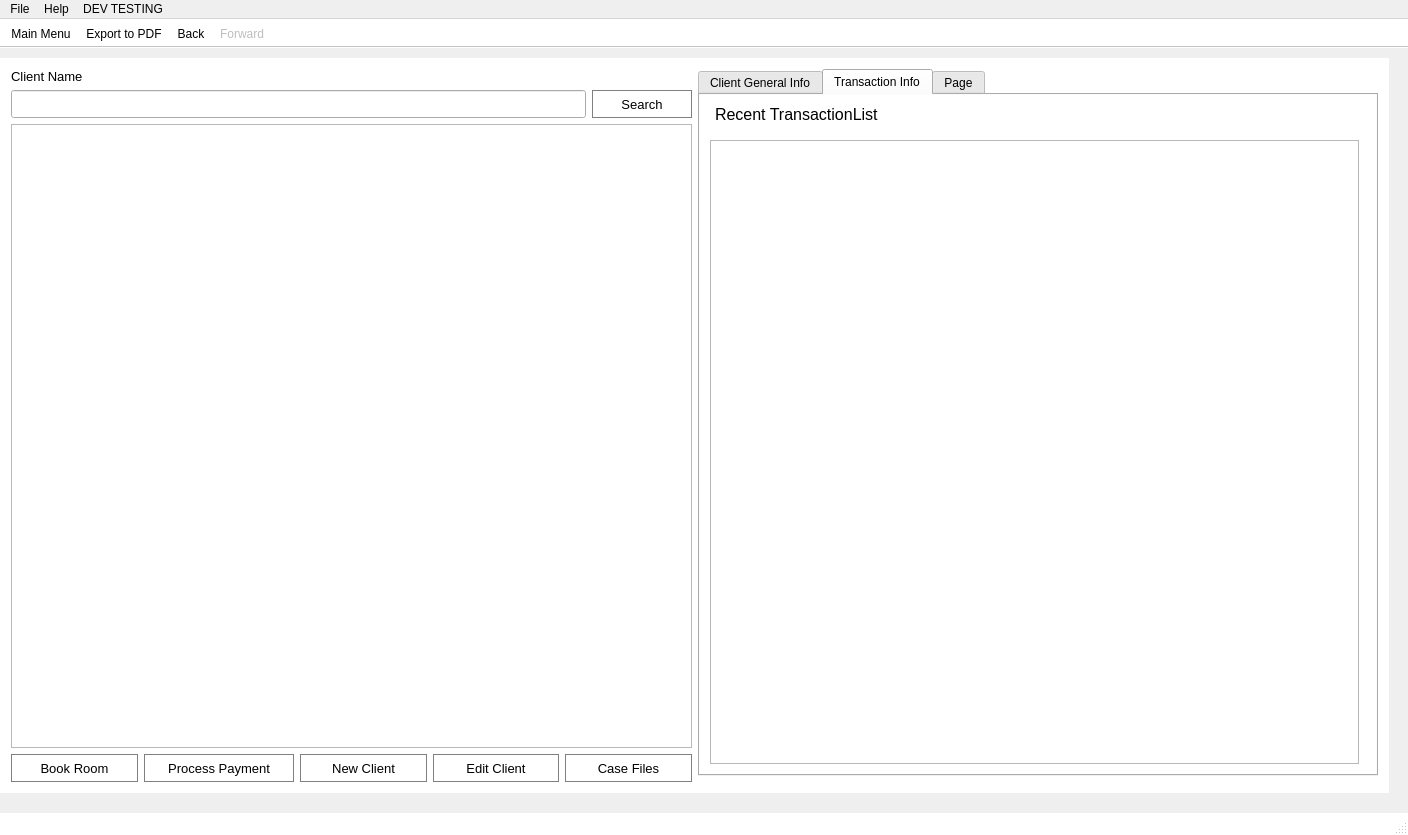
Qt form ArcApp/mainwindow.ui (Arc-Project/Arc) before a commit.
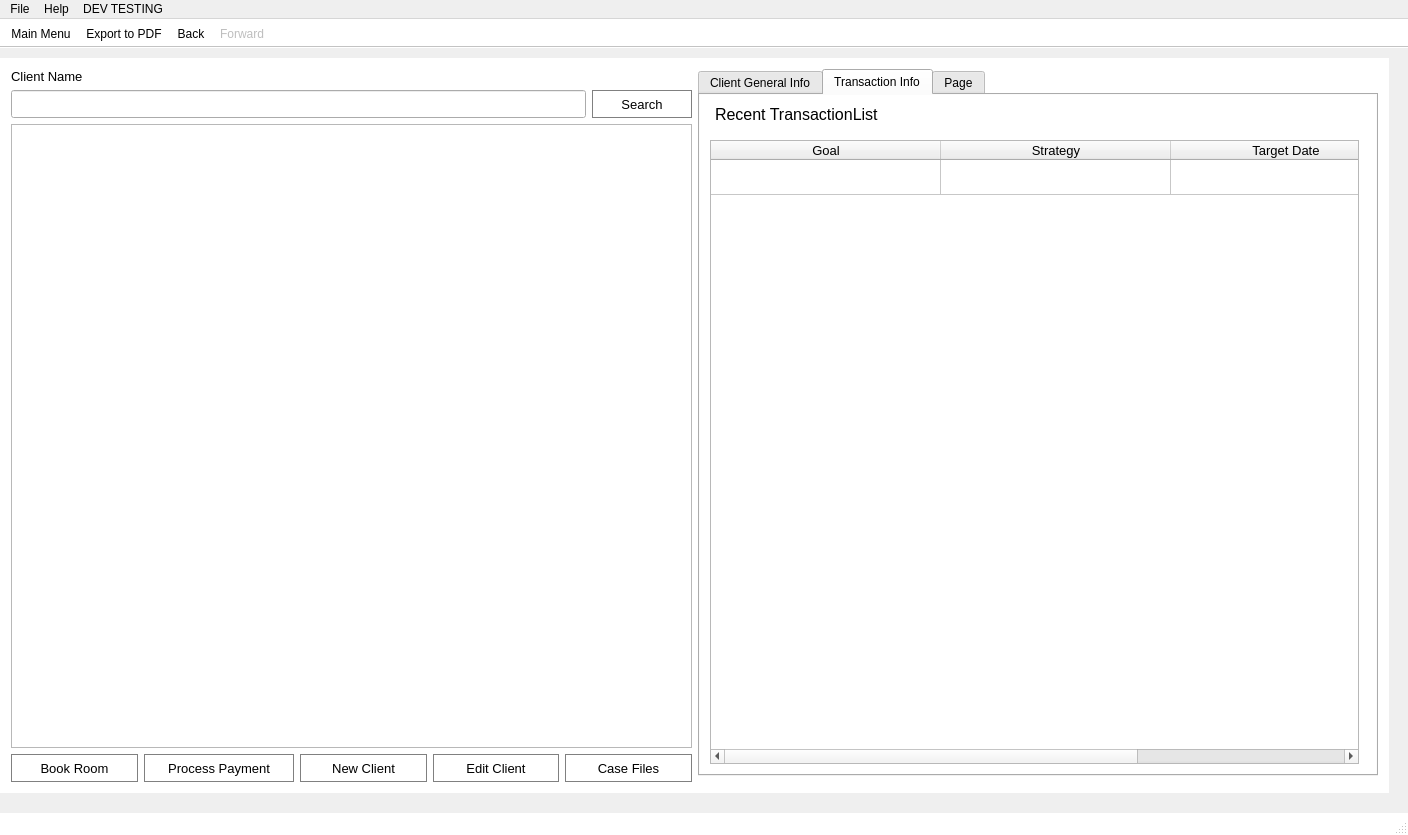
The same form after that commit. The open tabs and pages were chosen to show the change. Icons and pictures are not drawn.

Commit message: fix transaction form

Patch:
```diff
--- a/ArcApp/mainwindow.ui
+++ b/ArcApp/mainwindow.ui
@@ -10,6 +10,12 @@
     <height>835</height>
    </rect>
   </property>
+  <property name="sizePolicy">
+   <sizepolicy hsizetype="Expanding" vsizetype="Expanding">
+    <horstretch>0</horstretch>
+    <verstretch>0</verstretch>
+   </sizepolicy>
+  </property>
   <property name="windowTitle">
    <string>ARC Management</string>
   </property>
@@ -1658,6 +1664,95 @@
           <layout class="QVBoxLayout" name="verticalLayout_6">
            <item>
             <layout class="QGridLayout" name="gridLayout_49">
+             <item row="2" column="0">
+              <widget class="QTableWidget" name="tableWidget_transaction">
+               <property name="minimumSize">
+                <size>
+                 <width>0</width>
+                 <height>73</height>
+                </size>
+               </property>
+               <property name="font">
+                <font>
+                 <pointsize>10</pointsize>
+                </font>
+               </property>
+               <property name="lineWidth">
+                <number>1</number>
+               </property>
+               <property name="sizeAdjustPolicy">
+                <enum>QAbstractScrollArea::AdjustToContents</enum>
+               </property>
+               <property name="editTriggers">
+                <set>QAbstractItemView::NoEditTriggers</set>
+               </property>
+               <property name="selectionBehavior">
+                <enum>QAbstractItemView::SelectRows</enum>
+               </property>
+               <property name="wordWrap">
+                <bool>true</bool>
+               </property>
+               <property name="cornerButtonEnabled">
+                <bool>false</bool>
+               </property>
+               <property name="rowCount">
+                <number>1</number>
+               </property>
+               <attribute name="horizontalHeaderCascadingSectionResizes">
+                <bool>true</bool>
+               </attribute>
+               <attribute name="horizontalHeaderDefaultSectionSize">
+                <number>230</number>
+               </attribute>
+               <attribute name="horizontalHeaderMinimumSectionSize">
+                <number>46</number>
+               </attribute>
+               <attribute name="horizontalHeaderStretchLastSection">
+                <bool>false</bool>
+               </attribute>
+               <attribute name="verticalHeaderVisible">
+                <bool>false</bool>
+               </attribute>
+               <attribute name="verticalHeaderDefaultSectionSize">
+                <number>35</number>
+               </attribute>
+               <attribute name="verticalHeaderMinimumSectionSize">
+                <number>35</number>
+               </attribute>
+               <row/>
+               <column>
+                <property name="text">
+                 <string>Goal</string>
+                </property>
+               </column>
+               <column>
+                <property name="text">
+                 <string>Strategy</string>
+                </property>
+               </column>
+               <column>
+                <property name="text">
+                 <string>Target Date</string>
+                </property>
+               </column>
+              </widget>
+             </item>
+             <item row="1" column="0">
+              <spacer name="verticalSpacer_22">
+               <property name="orientation">
+                <enum>Qt::Vertical</enum>
+               </property>
+               <property name="sizeType">
+                <enum>QSizePolicy::Minimum</enum>
+               </property>
+               <property name="sizeHint" stdset="0">
+                <size>
+                 <width>20</width>
+                 <height>10</height>
+                </size>
+               </property>
+              </spacer>
+             </item>
              <item row="0" column="0">
               <widget class="QLabel" name="label_cl_info_transaction">
                <property name="font">
@@ -1673,25 +1768,6 @@
                </property>
               </widget>
              </item>
-             <item row="2" column="0">
-              <widget class="QTableWidget" name="tableWidget_cl_info_transaction"/>
-             </item>
-             <item row="1" column="0">
-              <spacer name="verticalSpacer_22">
-               <property name="orientation">
-                <enum>Qt::Vertical</enum>
-               </property>
-               <property name="sizeType">
-                <enum>QSizePolicy::Minimum</enum>
-               </property>
-               <property name="sizeHint" stdset="0">
-                <size>
-                 <width>20</width>
-                 <height>10</height>
-                </size>
-               </property>
-              </spacer>
-             </item>
             </layout>
            </item>
           </layout>
```
Left out of the diff: 10 changed lines with no effect on the pictures. The commit also changes 2 other files.
